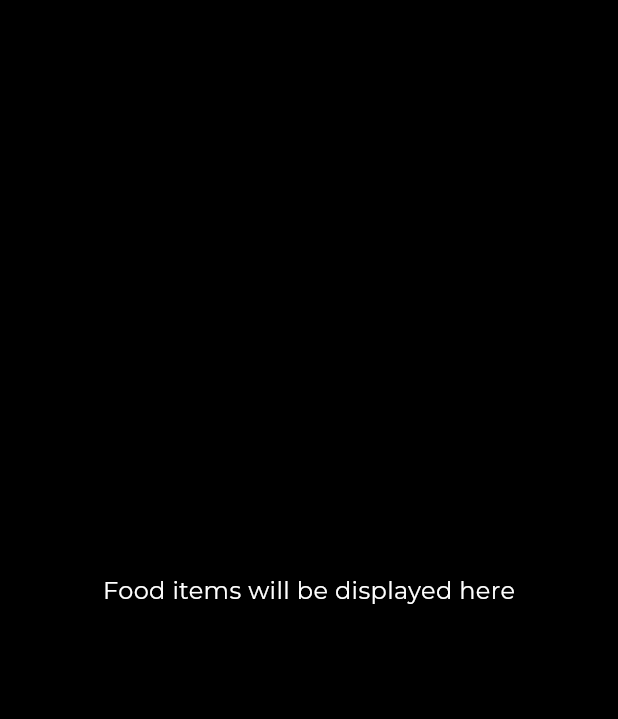
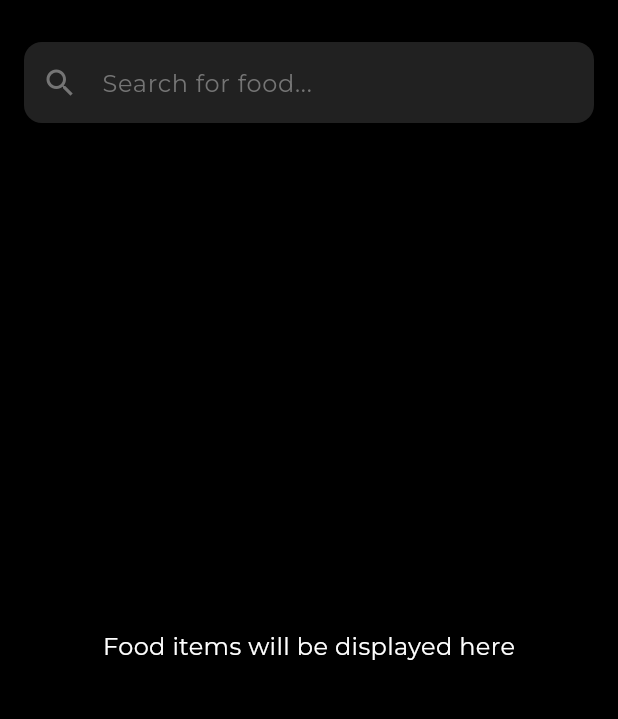
Before and after one commit to Dukeazeta/Quickbite-v3, a Flutter app: the FoodItemsScreen screen opened by its route, on a phone screen of 412 x 824 dp, the part 72-791 px from its top. Run offline on Flutter 3.47's test engine with Material 3 defaults, Android fonts, the phone set to English and light mode, and no system bars; our stand-ins replace equatable, flutter_bloc, google_fonts.

Commit message:
Added search bar

```diff
--- a/quickbitev3/lib/screens/home/food_items_screen.dart
+++ b/quickbitev3/lib/screens/home/food_items_screen.dart
@@ -50,13 +50,44 @@ class _FoodItemsScreenState extends State<FoodItemsScreen> {
         ),
         elevation: 0,
       ),
-      body: Center(
+      body: Padding(
+        padding: const EdgeInsets.all(16.0),
+        child: Column(
+          children: [
+            // Search bar with rounded edges
+            Container(
+              decoration: BoxDecoration(
+                color: Colors.grey[900],
+                borderRadius: BorderRadius.circular(12),
+              ),
+              child: TextField(
+                style: GoogleFonts.montserrat(color: Colors.white),
+                decoration: InputDecoration(
+                  hintText: 'Search for food...',
+                  hintStyle: GoogleFonts.montserrat(color: Colors.grey[600]),
+                  prefixIcon: Icon(Icons.search, color: Colors.grey[600]),
+                  border: InputBorder.none,
+                  contentPadding: const EdgeInsets.symmetric(vertical: 15),
+                ),
+                onChanged: (value) {
+                  // TODO: Implement search functionality
+                },
+              ),
+            ),
+            const SizedBox(height: 20),
+            // Existing content
+            Expanded(
+              child: Center(
                 child: Text(
                   'Food items will be displayed here',
                   style: GoogleFonts.montserrat(
                     color: Colors.white,
                     fontSize: 16,
                   ),
+                ),
+              ),
+            ),
+          ],
         ),
       ),
     );
```
Lines whose indentation alone changed are shown as unchanged.
